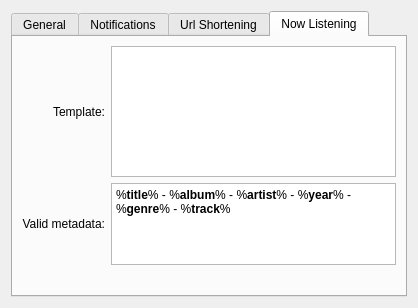
KDE/choqok, file src/prefs_base.ui: the form before one commit.
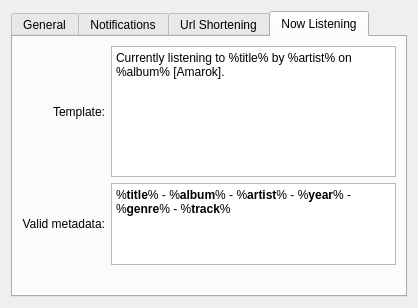
The form after the commit. The open tabs and pages were chosen to show the change. Custom widgets are drawn as their Qt base class.

Commit message: Now listening text made untranslatable.

```diff
--- a/src/prefs_base.ui
+++ b/src/prefs_base.ui
@@ -373,6 +373,13 @@
          <property name="tabChangesFocus">
           <bool>true</bool>
          </property>
+         <property name="html">
+          <string notr="true">&lt;!DOCTYPE HTML PUBLIC &quot;-//W3C//DTD HTML 4.0//EN&quot; &quot;http://www.w3.org/TR/REC-html40/strict.dtd&quot;&gt;
+&lt;html&gt;&lt;head&gt;&lt;meta name=&quot;qrichtext&quot; content=&quot;1&quot; /&gt;&lt;style type=&quot;text/css&quot;&gt;
+p, li { white-space: pre-wrap; }
+&lt;/style&gt;&lt;/head&gt;&lt;body style=&quot; font-family:'DejaVu Sans'; font-size:9pt; font-weight:400; font-style:normal;&quot;&gt;
+&lt;p style=&quot; margin-top:0px; margin-bottom:0px; margin-left:0px; margin-right:0px; -qt-block-indent:0; text-indent:0px;&quot;&gt;Currently listening to %title% by %artist% on %album% [Amarok].&lt;/p&gt;&lt;/body&gt;&lt;/html&gt;</string>
+         </property>
          <property name="acceptRichText">
           <bool>false</bool>
          </property>
```
Left out of the diff: 2 changed lines with no effect on the pictures. The commit also changes 1 other file.
